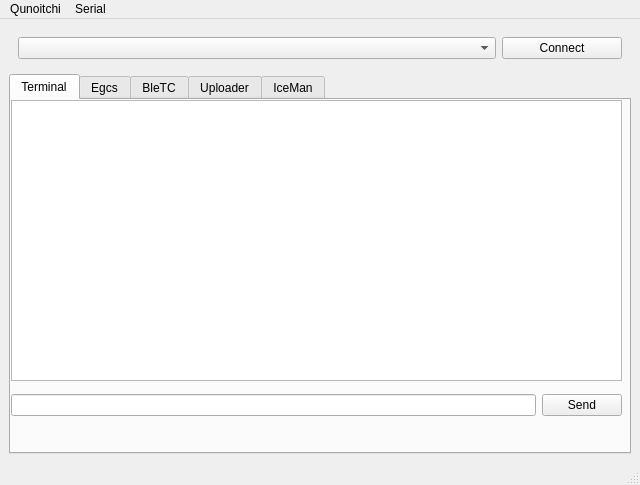
Old version of the form utils/kunoitch/UI/mainWindow.ui in the repository gbox3d/fireBolt.
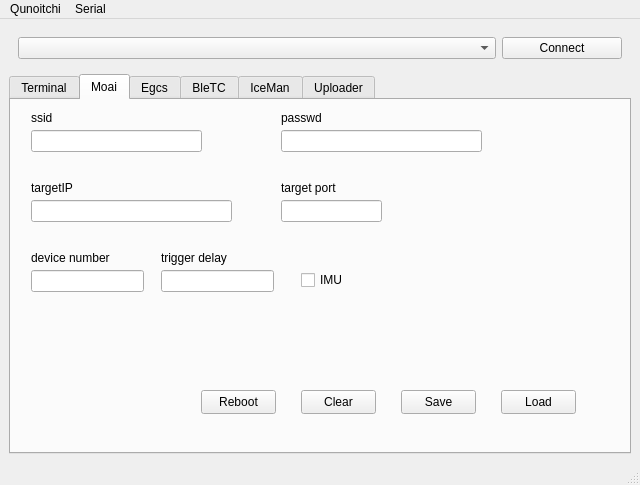
New version of the form. The open tabs and pages were chosen to show the change.

Commit message: moai setup add

```diff
--- a/utils/kunoitch/UI/mainWindow.ui
+++ b/utils/kunoitch/UI/mainWindow.ui
@@ -46,7 +46,7 @@
     <item>
      <widget class="QTabWidget" name="tabWidget">
       <property name="currentIndex">
-       <number>4</number>
+       <number>0</number>
       </property>
       <widget class="QWidget" name="tabTerminal">
        <property name="minimumSize">
@@ -91,6 +91,214 @@
         </layout>
        </widget>
       </widget>
+      <widget class="QWidget" name="tabMoai">
+       <attribute name="title">
+        <string>Moai</string>
+       </attribute>
+       <widget class="QPushButton" name="moai_btn_save">
+        <property name="geometry">
+         <rect>
+          <x>390</x>
+          <y>290</y>
+          <width>75</width>
+          <height>24</height>
+         </rect>
+        </property>
+        <property name="text">
+         <string>Save</string>
+        </property>
+       </widget>
+       <widget class="QPushButton" name="moai_btn_load">
+        <property name="geometry">
+         <rect>
+          <x>490</x>
+          <y>290</y>
+          <width>75</width>
+          <height>24</height>
+         </rect>
+        </property>
+        <property name="text">
+         <string>Load</string>
+        </property>
+       </widget>
+       <widget class="QLineEdit" name="moai_le_ssid">
+        <property name="geometry">
+         <rect>
+          <x>20</x>
+          <y>30</y>
+          <width>171</width>
+          <height>22</height>
+         </rect>
+        </property>
+       </widget>
+       <widget class="QLabel" name="label_14">
+        <property name="geometry">
+         <rect>
+          <x>20</x>
+          <y>10</y>
+          <width>48</width>
+          <height>16</height>
+         </rect>
+        </property>
+        <property name="text">
+         <string>ssid</string>
+        </property>
+       </widget>
+       <widget class="QLineEdit" name="moai_le_passwd">
+        <property name="geometry">
+         <rect>
+          <x>270</x>
+          <y>30</y>
+          <width>201</width>
+          <height>22</height>
+         </rect>
+        </property>
+       </widget>
+       <widget class="QLabel" name="label_15">
+        <property name="geometry">
+         <rect>
+          <x>270</x>
+          <y>10</y>
+          <width>48</width>
+          <height>16</height>
+         </rect>
+        </property>
+        <property name="text">
+         <string>passwd</string>
+        </property>
+       </widget>
+       <widget class="QLineEdit" name="moai_le_targetip">
+        <property name="geometry">
+         <rect>
+          <x>20</x>
+          <y>100</y>
+          <width>201</width>
+          <height>22</height>
+         </rect>
+        </property>
+       </widget>
+       <widget class="QLabel" name="label_16">
+        <property name="geometry">
+         <rect>
+          <x>20</x>
+          <y>80</y>
+          <width>48</width>
+          <height>16</height>
+         </rect>
+        </property>
+        <property name="text">
+         <string>targetIP</string>
+        </property>
+       </widget>
+       <widget class="QLabel" name="label_17">
+        <property name="geometry">
+         <rect>
+          <x>270</x>
+          <y>80</y>
+          <width>61</width>
+          <height>16</height>
+         </rect>
+        </property>
+        <property name="text">
+         <string>target port</string>
+        </property>
+       </widget>
+       <widget class="QLineEdit" name="moai_le_targetport">
+        <property name="geometry">
+         <rect>
+          <x>270</x>
+          <y>100</y>
+          <width>101</width>
+          <height>22</height>
+         </rect>
+        </property>
+       </widget>
+       <widget class="QLabel" name="label_18">
+        <property name="geometry">
+         <rect>
+          <x>20</x>
+          <y>150</y>
+          <width>81</width>
+          <height>16</height>
+         </rect>
+        </property>
+        <property name="text">
+         <string>device number</string>
+        </property>
+       </widget>
+       <widget class="QLabel" name="label_19">
+        <property name="geometry">
+         <rect>
+          <x>150</x>
+          <y>150</y>
+          <width>71</width>
+          <height>16</height>
+         </rect>
+        </property>
+        <property name="text">
+         <string>trigger delay</string>
+        </property>
+       </widget>
+       <widget class="QCheckBox" name="moai_checkbox_imu">
+        <property name="geometry">
+         <rect>
+          <x>290</x>
+          <y>170</y>
+          <width>76</width>
+          <height>20</height>
+         </rect>
+        </property>
+        <property name="text">
+         <string>IMU</string>
+        </property>
+       </widget>
+       <widget class="QLineEdit" name="moai_le_devicenumber">
+        <property name="geometry">
+         <rect>
+          <x>20</x>
+          <y>170</y>
+          <width>113</width>
+          <height>22</height>
+         </rect>
+        </property>
+       </widget>
+       <widget class="QLineEdit" name="moai_le_triggerdelay">
+        <property name="geometry">
+         <rect>
+          <x>150</x>
+          <y>170</y>
+          <width>113</width>
+          <height>22</height>
+         </rect>
+        </property>
+       </widget>
+       <widget class="QPushButton" name="moai_btn_clear">
+        <property name="geometry">
+         <rect>
+          <x>290</x>
+          <y>290</y>
+          <width>75</width>
+          <height>24</height>
+         </rect>
+        </property>
+        <property name="text">
+         <string>Clear</string>
+        </property>
+       </widget>
+       <widget class="QPushButton" name="moai_btn_reboot">
+        <property name="geometry">
+         <rect>
+          <x>190</x>
+          <y>290</y>
+          <width>75</width>
+          <height>24</height>
+         </rect>
+        </property>
+        <property name="text">
+         <string>Reboot</string>
+        </property>
+       </widget>
+      </widget>
       <widget class="QWidget" name="tabEgcsSetup">
        <attribute name="title">
         <string>Egcs</string>
@@ -323,73 +531,6 @@
         </property>
        </widget>
       </widget>
-      <widget class="QWidget" name="tabFWUploader">
-       <attribute name="title">
-        <string>Uploader</string>
-       </attribute>
-       <widget class="QPushButton" name="btnFWUpload">
-        <property name="geometry">
-         <rect>
-          <x>10</x>
-          <y>40</y>
-          <width>75</width>
-          <height>24</height>
-         </rect>
-        </property>
-        <property name="text">
-         <string>Upload</string>
-        </property>
-       </widget>
-       <widget class="QLineEdit" name="lineEdit">
-        <property name="geometry">
-         <rect>
-          <x>10</x>
-          <y>10</y>
-          <width>501</width>
-          <height>22</height>
-         </rect>
-        </property>
-       </widget>
-       <widget class="QPushButton" name="btnFindFWFile">
-        <property name="geometry">
-         <rect>
-          <x>530</x>
-          <y>10</y>
-          <width>75</width>
-          <height>24</height>
-         </rect>
-        </property>
-        <property name="text">
-         <string>Browse</string>
-        </property>
-       </widget>
-       <widget class="QPlainTextEdit" name="teUploadLog">
-        <property name="enabled">
-         <bool>true</bool>
-        </property>
-        <property name="geometry">
-         <rect>
-          <x>10</x>
-          <y>70</y>
-          <width>601</width>
-          <height>271</height>
-         </rect>
-        </property>
-       </widget>
-       <widget class="QPushButton" name="btnClearUploadLog">
-        <property name="geometry">
-         <rect>
-          <x>90</x>
-          <y>40</y>
-          <width>75</width>
-          <height>24</height>
-         </rect>
-        </property>
-        <property name="text">
-         <string>Clear</string>
-        </property>
-       </widget>
-      </widget>
       <widget class="QWidget" name="tabIcaman">
        <attribute name="title">
         <string>IceMan</string>
@@ -567,6 +708,73 @@
         </property>
        </widget>
       </widget>
+      <widget class="QWidget" name="tabFWUploader">
+       <attribute name="title">
+        <string>Uploader</string>
+       </attribute>
+       <widget class="QPushButton" name="btnFWUpload">
+        <property name="geometry">
+         <rect>
+          <x>10</x>
+          <y>40</y>
+          <width>75</width>
+          <height>24</height>
+         </rect>
+        </property>
+        <property name="text">
+         <string>Upload</string>
+        </property>
+       </widget>
+       <widget class="QLineEdit" name="lineEdit">
+        <property name="geometry">
+         <rect>
+          <x>10</x>
+          <y>10</y>
+          <width>501</width>
+          <height>22</height>
+         </rect>
+        </property>
+       </widget>
+       <widget class="QPushButton" name="btnFindFWFile">
+        <property name="geometry">
+         <rect>
+          <x>530</x>
+          <y>10</y>
+          <width>75</width>
+          <height>24</height>
+         </rect>
+        </property>
+        <property name="text">
+         <string>Browse</string>
+        </property>
+       </widget>
+       <widget class="QPlainTextEdit" name="teUploadLog">
+        <property name="enabled">
+         <bool>true</bool>
+        </property>
+        <property name="geometry">
+         <rect>
+          <x>10</x>
+          <y>70</y>
+          <width>601</width>
+          <height>271</height>
+         </rect>
+        </property>
+       </widget>
+       <widget class="QPushButton" name="btnClearUploadLog">
+        <property name="geometry">
+         <rect>
+          <x>90</x>
+          <y>40</y>
+          <width>75</width>
+          <height>24</height>
+         </rect>
+        </property>
+        <property name="text">
+         <string>Clear</string>
+        </property>
+       </widget>
+      </widget>
      </widget>
     </item>
    </layout>
```
The commit also changes 2 other files.
